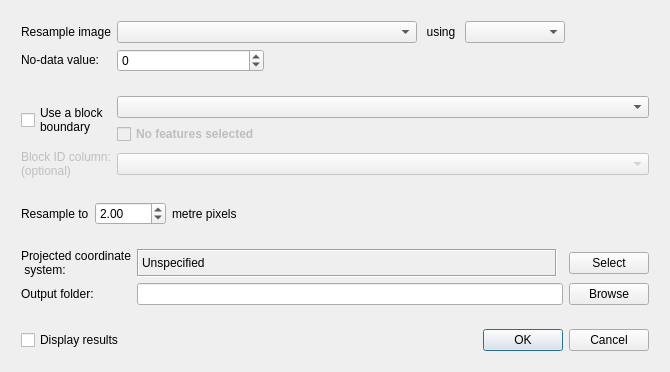
CSIRO-Precision-Agriculture/PAT_QGIS_Plugin, file pat/gui/resampleImageToBlock_dialog_base.ui: the form before one commit.
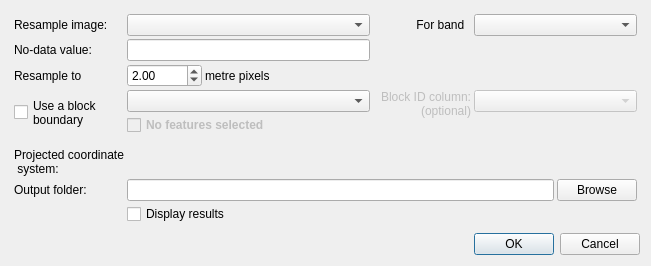
The form after the commit. Custom widgets are drawn as their Qt base class.

Commit message: #43 2to3: Resample Image to Block

```diff
--- a/pat/gui/resampleImageToBlock_dialog_base.ui
+++ b/pat/gui/resampleImageToBlock_dialog_base.ui
@@ -10,7 +10,7 @@
     <x>0</x>
     <y>0</y>
     <width>651</width>
-    <height>347</height>
+    <height>252</height>
    </rect>
   </property>
   <property name="sizePolicy">
@@ -46,10 +46,7 @@
   <property name="autoFillBackground">
    <bool>true</bool>
   </property>
-  <layout class="QFormLayout" name="formLayout">
-   <property name="sizeConstraint">
-    <enum>QLayout::SetFixedSize</enum>
-   </property>
+  <layout class="QFormLayout" name="formLayout_2">
    <property name="fieldGrowthPolicy">
     <enum>QFormLayout::AllNonFixedFieldsGrow</enum>
    </property>
@@ -67,85 +64,53 @@
      <property name="frameShadow">
       <enum>QFrame::Plain</enum>
      </property>
-     <layout class="QGridLayout" name="gridLayout_7">
+     <layout class="QFormLayout" name="formLayout">
+      <property name="horizontalSpacing">
+       <number>3</number>
+      </property>
+      <property name="verticalSpacing">
+       <number>3</number>
+      </property>
       <property name="margin">
-       <number>1</number>
+       <number>3</number>
       </property>
-      <item row="3" column="0">
-       <widget class="QFrame" name="fraOutputs">
-        <layout class="QGridLayout" name="gridLayout_4">
-         <item row="0" column="3">
-          <widget class="QPushButton" name="cmdOutCRS">
-           <property name="enabled">
-            <bool>true</bool>
-           </property>
-           <property name="sizePolicy">
-            <sizepolicy hsizetype="Fixed" vsizetype="Fixed">
-             <horstretch>0</horstretch>
-             <verstretch>0</verstretch>
-            </sizepolicy>
-           </property>
-           <property name="text">
-            <string>Select</string>
-           </property>
-          </widget>
-         </item>
-         <item row="1" column="3">
-          <widget class="QPushButton" name="cmdOutputFolder">
-           <property name="sizePolicy">
-            <sizepolicy hsizetype="Fixed" vsizetype="Fixed">
-             <horstretch>0</horstretch>
-             <verstretch>0</verstretch>
-            </sizepolicy>
-           </property>
-           <property name="text">
-            <string>Browse</string>
-           </property>
-          </widget>
-         </item>
-         <item row="0" column="0">
-          <widget class="QLabel" name="lblOutCRSTitle">
-           <property name="sizePolicy">
-            <sizepolicy hsizetype="Fixed" vsizetype="Preferred">
-             <horstretch>0</horstretch>
-             <verstretch>0</verstretch>
-            </sizepolicy>
-           </property>
-           <property name="minimumSize">
-            <size>
-             <width>0</width>
-             <height>25</height>
-            </size>
-           </property>
-           <property name="text">
-            <string>Projected coordinate
- system:</string>
-           </property>
-           <property name="wordWrap">
-            <bool>true</bool>
-           </property>
-          </widget>
+      <item row="0" column="0" colspan="2">
+       <layout class="QGridLayout" name="gridLayout">
+        <property name="spacing">
+         <number>3</number>
+        </property>
+        <item row="1" column="1" colspan="3">
+         <widget class="QLineEdit" name="lneNoDataVal"/>
          </item>
          <item row="1" column="0">
-          <widget class="QLabel" name="lblOutputFolder">
+         <widget class="QLabel" name="lblNoDataVal">
            <property name="sizePolicy">
-            <sizepolicy hsizetype="Fixed" vsizetype="Preferred">
+           <sizepolicy hsizetype="Fixed" vsizetype="Fixed">
              <horstretch>0</horstretch>
              <verstretch>0</verstretch>
             </sizepolicy>
            </property>
+          <property name="minimumSize">
+           <size>
+            <width>0</width>
+            <height>0</height>
+           </size>
+          </property>
+          <property name="layoutDirection">
+           <enum>Qt::LeftToRight</enum>
+          </property>
            <property name="text">
-            <string>Output folder:</string>
+           <string>No-data value:</string>
+          </property>
+          <property name="alignment">
+           <set>Qt::AlignLeading|Qt::AlignLeft|Qt::AlignVCenter</set>
            </property>
           </widget>
          </item>
-         <item row="0" column="1">
-          <widget class="QLabel" name="lblOutCRS">
-           <property name="enabled">
-            <bool>true</bool>
-           </property>
+        <item row="0" column="0">
+         <widget class="QLabel" name="lblRasterLayer">
            <property name="sizePolicy">
-            <sizepolicy hsizetype="MinimumExpanding" vsizetype="Preferred">
+           <sizepolicy hsizetype="Fixed" vsizetype="Fixed">
              <horstretch>0</horstretch>
              <verstretch>0</verstretch>
             </sizepolicy>
@@ -153,30 +118,18 @@
            <property name="minimumSize">
             <size>
              <width>0</width>
-             <height>20</height>
-            </size>
-           </property>
-           <property name="baseSize">
-            <size>
-             <width>213</width>
              <height>0</height>
             </size>
            </property>
-           <property name="frameShape">
-            <enum>QFrame::Box</enum>
-           </property>
-           <property name="frameShadow">
-            <enum>QFrame::Sunken</enum>
-           </property>
            <property name="text">
-            <string>Unspecified</string>
+           <string>Resample image:</string>
            </property>
            <property name="wordWrap">
-            <bool>true</bool>
+           <bool>false</bool>
            </property>
           </widget>
          </item>
-         <item row="1" column="1" colspan="2">
+        <item row="7" column="1" colspan="5">
           <widget class="QLineEdit" name="lneOutputFolder">
            <property name="sizePolicy">
             <sizepolicy hsizetype="MinimumExpanding" vsizetype="Preferred">
@@ -195,140 +148,17 @@
            </property>
           </widget>
          </item>
-        </layout>
-       </widget>
-      </item>
-      <item row="2" column="0">
-       <widget class="QFrame" name="fraPixel">
-        <layout class="QGridLayout" name="gridLayout_5">
-         <property name="margin">
-          <number>9</number>
-         </property>
-         <item row="0" column="0">
-          <widget class="QLabel" name="lblPixelSize">
-           <property name="sizePolicy">
-            <sizepolicy hsizetype="Fixed" vsizetype="Preferred">
-             <horstretch>0</horstretch>
-             <verstretch>0</verstretch>
-            </sizepolicy>
-           </property>
-           <property name="text">
-            <string>Resample to</string>
-           </property>
-          </widget>
-         </item>
-         <item row="0" column="1">
-          <widget class="QDoubleSpinBox" name="dsbPixelSize">
-           <property name="sizePolicy">
-            <sizepolicy hsizetype="Minimum" vsizetype="Preferred">
-             <horstretch>0</horstretch>
-             <verstretch>0</verstretch>
-            </sizepolicy>
-           </property>
-           <property name="maximum">
-            <double>6000.000000000000000</double>
-           </property>
-           <property name="singleStep">
-            <double>0.500000000000000</double>
-           </property>
-           <property name="value">
-            <double>2.000000000000000</double>
-           </property>
-          </widget>
-         </item>
-         <item row="0" column="2">
-          <widget class="QLabel" name="lblPixelSize_2">
-           <property name="sizePolicy">
-            <sizepolicy hsizetype="Preferred" vsizetype="Preferred">
-             <horstretch>0</horstretch>
-             <verstretch>0</verstretch>
-            </sizepolicy>
-           </property>
-           <property name="text">
-            <string>metre pixels</string>
-           </property>
-          </widget>
-         </item>
-         <item row="0" column="3">
-          <spacer name="horizontalSpacer_4">
-           <property name="orientation">
-            <enum>Qt::Horizontal</enum>
-           </property>
-           <property name="sizeType">
-            <enum>QSizePolicy::MinimumExpanding</enum>
-           </property>
-           <property name="sizeHint" stdset="0">
-            <size>
-             <width>40</width>
-             <height>20</height>
-            </size>
-           </property>
-          </spacer>
-         </item>
-        </layout>
-       </widget>
-      </item>
-      <item row="0" column="0">
-       <widget class="QFrame" name="fraImage">
-        <property name="frameShape">
-         <enum>QFrame::NoFrame</enum>
-        </property>
-        <property name="frameShadow">
-         <enum>QFrame::Raised</enum>
-        </property>
-        <layout class="QGridLayout" name="gridLayout_2">
-         <item row="1" column="1">
-          <widget class="QSpinBox" name="spnNoDataVal">
-           <property name="sizePolicy">
-            <sizepolicy hsizetype="Preferred" vsizetype="Preferred">
-             <horstretch>0</horstretch>
-             <verstretch>0</verstretch>
-            </sizepolicy>
-           </property>
-           <property name="minimumSize">
-            <size>
-             <width>0</width>
-             <height>20</height>
-            </size>
-           </property>
-           <property name="minimum">
-            <number>-9999</number>
-           </property>
-           <property name="maximum">
-            <number>9999</number>
-           </property>
-           <property name="value">
-            <number>0</number>
-           </property>
-          </widget>
-         </item>
-         <item row="0" column="3">
-          <widget class="QLabel" name="lblBand">
-           <property name="sizePolicy">
-            <sizepolicy hsizetype="Preferred" vsizetype="Preferred">
-             <horstretch>0</horstretch>
-             <verstretch>0</verstretch>
-            </sizepolicy>
-           </property>
-           <property name="text">
-            <string> using </string>
-           </property>
-           <property name="alignment">
-            <set>Qt::AlignCenter</set>
-           </property>
-          </widget>
-         </item>
-         <item row="0" column="4">
+        <item row="0" column="5" colspan="2">
           <widget class="QComboBox" name="cboBand">
            <property name="sizePolicy">
-            <sizepolicy hsizetype="Fixed" vsizetype="Fixed">
+           <sizepolicy hsizetype="Preferred" vsizetype="Fixed">
              <horstretch>0</horstretch>
              <verstretch>0</verstretch>
             </sizepolicy>
            </property>
            <property name="minimumSize">
             <size>
-             <width>100</width>
+            <width>150</width>
              <height>0</height>
             </size>
            </property>
@@ -346,119 +176,205 @@
            </property>
           </widget>
          </item>
-         <item row="0" column="1" colspan="2">
+        <item row="2" column="2">
+         <widget class="QLabel" name="lblPixelSize_2">
+          <property name="sizePolicy">
+           <sizepolicy hsizetype="Preferred" vsizetype="Preferred">
+            <horstretch>0</horstretch>
+            <verstretch>0</verstretch>
+           </sizepolicy>
+          </property>
+          <property name="text">
+           <string>metre pixels</string>
+          </property>
+         </widget>
+        </item>
+        <item row="7" column="0">
+         <widget class="QLabel" name="lblOutputFolder">
+          <property name="sizePolicy">
+           <sizepolicy hsizetype="Fixed" vsizetype="Preferred">
+            <horstretch>0</horstretch>
+            <verstretch>0</verstretch>
+           </sizepolicy>
+          </property>
+          <property name="text">
+           <string>Output folder:</string>
+          </property>
+         </widget>
+        </item>
+        <item row="2" column="0">
+         <widget class="QLabel" name="lblPixelSize">
+          <property name="sizePolicy">
+           <sizepolicy hsizetype="Fixed" vsizetype="Preferred">
+            <horstretch>0</horstretch>
+            <verstretch>0</verstretch>
+           </sizepolicy>
+          </property>
+          <property name="text">
+           <string>Resample to</string>
+          </property>
+         </widget>
+        </item>
+        <item row="0" column="4">
+         <widget class="QLabel" name="lblBand">
+          <property name="sizePolicy">
+           <sizepolicy hsizetype="Fixed" vsizetype="Preferred">
+            <horstretch>0</horstretch>
+            <verstretch>0</verstretch>
+           </sizepolicy>
+          </property>
+          <property name="text">
+           <string>             For band  </string>
+          </property>
+          <property name="alignment">
+           <set>Qt::AlignLeading|Qt::AlignLeft|Qt::AlignVCenter</set>
+          </property>
+         </widget>
+        </item>
+        <item row="0" column="1" colspan="3">
           <widget class="QgsMapLayerComboBox" name="mcboRasterLayer">
            <property name="enabled">
             <bool>true</bool>
            </property>
            <property name="sizePolicy">
-            <sizepolicy hsizetype="MinimumExpanding" vsizetype="Fixed">
+           <sizepolicy hsizetype="Preferred" vsizetype="Preferred">
              <horstretch>0</horstretch>
              <verstretch>0</verstretch>
             </sizepolicy>
            </property>
            <property name="minimumSize">
             <size>
-             <width>300</width>
+            <width>200</width>
              <height>20</height>
             </size>
            </property>
-           <property name="filters">
-            <set>QgsMapLayerProxyModel::RasterLayer</set>
-           </property>
-          </widget>
-         </item>
-         <item row="1" column="0">
-          <widget class="QLabel" name="lblNoDataVal">
+         </widget>
+        </item>
+        <item row="8" column="1" colspan="2">
+         <widget class="QCheckBox" name="chkAddToDisplay">
+          <property name="sizePolicy">
+           <sizepolicy hsizetype="Fixed" vsizetype="MinimumExpanding">
+            <horstretch>0</horstretch>
+            <verstretch>0</verstretch>
+           </sizepolicy>
+          </property>
+          <property name="text">
+           <string>Display results</string>
+          </property>
+         </widget>
+        </item>
+        <item row="6" column="0">
+         <widget class="QLabel" name="lblOutCRSTitle">
+          <property name="sizePolicy">
+           <sizepolicy hsizetype="Fixed" vsizetype="Preferred">
+            <horstretch>0</horstretch>
+            <verstretch>0</verstretch>
+           </sizepolicy>
+          </property>
+          <property name="minimumSize">
+           <size>
+            <width>0</width>
+            <height>25</height>
+           </size>
+          </property>
+          <property name="text">
+           <string>Projected coordinate
+ system:</string>
+          </property>
+          <property name="wordWrap">
+           <bool>true</bool>
+          </property>
+         </widget>
+        </item>
+        <item row="2" column="1">
+         <widget class="QDoubleSpinBox" name="dsbPixelSize">
+          <property name="sizePolicy">
+           <sizepolicy hsizetype="Minimum" vsizetype="Preferred">
+            <horstretch>0</horstretch>
+            <verstretch>0</verstretch>
+           </sizepolicy>
+          </property>
+          <property name="maximumSize">
+           <size>
+            <width>75</width>
+            <height>16777215</height>
+           </size>
+          </property>
+          <property name="maximum">
+           <double>6000.000000000000000</double>
+          </property>
+          <property name="singleStep">
+           <double>0.500000000000000</double>
+          </property>
+          <property name="value">
+           <double>2.000000000000000</double>
+          </property>
+         </widget>
+        </item>
+        <item row="7" column="6">
+         <widget class="QPushButton" name="cmdOutputFolder">
            <property name="sizePolicy">
             <sizepolicy hsizetype="Fixed" vsizetype="Fixed">
              <horstretch>0</horstretch>
              <verstretch>0</verstretch>
             </sizepolicy>
            </property>
+          <property name="text">
+           <string>Browse</string>
+          </property>
+         </widget>
+        </item>
+        <item row="6" column="1" colspan="6">
+         <widget class="QgsProjectionSelectionWidget" name="mCRSoutput"/>
+        </item>
+        <item row="3" column="5" colspan="2">
+         <widget class="QgsFieldComboBox" name="mFieldComboBox">
+          <property name="enabled">
+           <bool>false</bool>
+          </property>
+          <property name="sizePolicy">
+           <sizepolicy hsizetype="MinimumExpanding" vsizetype="Minimum">
+            <horstretch>0</horstretch>
+            <verstretch>0</verstretch>
+           </sizepolicy>
+          </property>
            <property name="minimumSize">
             <size>
              <width>0</width>
-             <height>0</height>
-            </size>
-           </property>
-           <property name="layoutDirection">
-            <enum>Qt::LeftToRight</enum>
+            <height>20</height>
+           </size>
+          </property>
+          <property name="allowEmptyFieldName" stdset="0">
+           <bool>true</bool>
+          </property>
+         </widget>
+        </item>
+        <item row="3" column="4" rowspan="2">
+         <widget class="QLabel" name="lblGroupByField">
+          <property name="enabled">
+           <bool>false</bool>
+          </property>
+          <property name="sizePolicy">
+           <sizepolicy hsizetype="Preferred" vsizetype="Preferred">
+            <horstretch>0</horstretch>
+            <verstretch>0</verstretch>
+           </sizepolicy>
            </property>
            <property name="text">
-            <string>No-data value:</string>
+           <string>&lt;html&gt;&lt;head/&gt;&lt;body&gt;&lt;p&gt;    Block ID column:(optional)&lt;/p&gt;&lt;/body&gt;&lt;/html&gt;</string>
            </property>
            <property name="alignment">
-            <set>Qt::AlignRight|Qt::AlignTrailing|Qt::AlignVCenter</set>
-           </property>
-          </widget>
-         </item>
-         <item row="1" column="2" colspan="3">
-          <spacer name="horizontalSpacer">
-           <property name="orientation">
-            <enum>Qt::Horizontal</enum>
-           </property>
-           <property name="sizeHint" stdset="0">
-            <size>
-             <width>40</width>
-             <height>20</height>
-            </size>
-           </property>
-          </spacer>
-         </item>
-         <item row="0" column="0">
-          <widget class="QLabel" name="lblRasterLayer">
-           <property name="sizePolicy">
-            <sizepolicy hsizetype="Fixed" vsizetype="Fixed">
-             <horstretch>0</horstretch>
-             <verstretch>0</verstretch>
-            </sizepolicy>
-           </property>
-           <property name="minimumSize">
-            <size>
-             <width>0</width>
-             <height>0</height>
-            </size>
-           </property>
-           <property name="text">
-            <string>Resample image</string>
+           <set>Qt::AlignRight|Qt::AlignTop|Qt::AlignTrailing</set>
            </property>
            <property name="wordWrap">
-            <bool>false</bool>
+           <bool>true</bool>
            </property>
           </widget>
          </item>
-         <item row="0" column="5">
-          <spacer name="horizontalSpacer_2">
-           <property name="orientation">
-            <enum>Qt::Horizontal</enum>
-           </property>
-           <property name="sizeHint" stdset="0">
-            <size>
-             <width>40</width>
-             <height>20</height>
-            </size>
-           </property>
-          </spacer>
-         </item>
-        </layout>
-        <zorder>mcboRasterLayer</zorder>
-        <zorder>lblRasterLayer</zorder>
-        <zorder>spnNoDataVal</zorder>
-        <zorder>lblNoDataVal</zorder>
-        <zorder>horizontalSpacer</zorder>
-        <zorder>cboBand</zorder>
-        <zorder>lblBand</zorder>
-        <zorder>horizontalSpacer_2</zorder>
-       </widget>
-      </item>
-      <item row="1" column="0">
-       <widget class="QFrame" name="fraPoly">
-        <layout class="QGridLayout" name="gridLayout">
-         <item row="0" column="0" rowspan="2">
+        <item row="3" column="0" rowspan="2">
           <widget class="QCheckBox" name="chkUsePoly">
            <property name="sizePolicy">
-            <sizepolicy hsizetype="Minimum" vsizetype="Preferred">
+           <sizepolicy hsizetype="Fixed" vsizetype="MinimumExpanding">
              <horstretch>0</horstretch>
              <verstretch>0</verstretch>
             </sizepolicy>
@@ -469,32 +385,13 @@
            </property>
           </widget>
          </item>
-         <item row="0" column="1" colspan="2">
-          <widget class="QgsMapLayerComboBox" name="mcboPolygonLayer">
-           <property name="sizePolicy">
-            <sizepolicy hsizetype="MinimumExpanding" vsizetype="Fixed">
-             <horstretch>0</horstretch>
-             <verstretch>0</verstretch>
-            </sizepolicy>
-           </property>
-           <property name="minimumSize">
-            <size>
-             <width>300</width>
-             <height>20</height>
-            </size>
-           </property>
-           <property name="filters">
-            <set>QgsMapLayerProxyModel::PolygonLayer</set>
-           </property>
-          </widget>
-         </item>
-         <item row="1" column="1">
+        <item row="4" column="1" colspan="3">
           <widget class="QCheckBox" name="chkUseSelected">
            <property name="enabled">
             <bool>false</bool>
            </property>
            <property name="sizePolicy">
-            <sizepolicy hsizetype="Fixed" vsizetype="Fixed">
+           <sizepolicy hsizetype="Preferred" vsizetype="Fixed">
              <horstretch>0</horstretch>
              <verstretch>0</verstretch>
             </sizepolicy>
@@ -519,32 +416,10 @@
            </property>
           </widget>
          </item>
-         <item row="2" column="0">
-          <widget class="QLabel" name="lblGroupByField">
-           <property name="enabled">
-            <bool>false</bool>
-           </property>
+        <item row="3" column="1" colspan="3">
+         <widget class="QgsMapLayerComboBox" name="mcboPolygonLayer">
            <property name="sizePolicy">
-            <sizepolicy hsizetype="Fixed" vsizetype="Preferred">
-             <horstretch>0</horstretch>
-             <verstretch>0</verstretch>
-            </sizepolicy>
-           </property>
-           <property name="text">
-            <string>&lt;html&gt;&lt;head/&gt;&lt;body&gt;&lt;p&gt;Block ID column:(optional)&lt;/p&gt;&lt;/body&gt;&lt;/html&gt;</string>
-           </property>
-           <property name="wordWrap">
-            <bool>true</bool>
-           </property>
-          </widget>
-         </item>
-         <item row="2" column="1" colspan="2">
-          <widget class="QgsFieldComboBox" name="mFieldComboBox">
-           <property name="enabled">
-            <bool>false</bool>
-           </property>
-           <property name="sizePolicy">
-            <sizepolicy hsizetype="MinimumExpanding" vsizetype="Fixed">
+           <sizepolicy hsizetype="Preferred" vsizetype="Preferred">
              <horstretch>0</horstretch>
              <verstretch>0</verstretch>
             </sizepolicy>
@@ -560,28 +435,25 @@
            </property>
           </widget>
          </item>
-        </layout>
-       </widget>
-      </item>
-      <item row="4" column="0">
-       <layout class="QGridLayout" name="gridLayout_6">
-        <property name="margin">
-         <number>9</number>
-        </property>
-        <item row="0" column="0">
-         <widget class="QCheckBox" name="chkAddToDisplay">
-          <property name="sizePolicy">
-           <sizepolicy hsizetype="Fixed" vsizetype="MinimumExpanding">
-            <horstretch>0</horstretch>
-            <verstretch>0</verstretch>
-           </sizepolicy>
+        <item row="5" column="0">
+         <spacer name="verticalSpacer">
+          <property name="orientation">
+           <enum>Qt::Vertical</enum>
+          </property>
+          <property name="sizeHint" stdset="0">
+           <size>
+            <width>20</width>
+            <height>10</height>
+           </size>
           </property>
-          <property name="text">
-           <string>Display results</string>
-          </property>
-         </widget>
-        </item>
-        <item row="0" column="1">
+         </spacer>
+        </item>
+       </layout>
+      </item>
+     </layout>
+    </widget>
+   </item>
+   <item row="1" column="0" colspan="2">
          <widget class="QDialogButtonBox" name="buttonBox">
           <property name="sizePolicy">
            <sizepolicy hsizetype="Preferred" vsizetype="MinimumExpanding">
@@ -598,15 +470,6 @@
          </widget>
         </item>
        </layout>
-      </item>
-     </layout>
-     <zorder>fraImage</zorder>
-     <zorder>fraOutputs</zorder>
-     <zorder>fraPoly</zorder>
-     <zorder>fraPixel</zorder>
-    </widget>
-   </item>
-  </layout>
  </widget>
  <customwidgets>
   <customwidget>
@@ -619,6 +482,11 @@
    <extends>QComboBox</extends>
    <header>qgsmaplayercombobox.h</header>
   </customwidget>
+  <customwidget>
+   <class>QgsProjectionSelectionWidget</class>
+   <extends>QWidget</extends>
+   <header>qgsprojectionselectionwidget.h</header>
+  </customwidget>
  </customwidgets>
  <resources/>
  <connections>
```
Left out of the diff: 4 changed lines with no effect on the pictures. Lines whose indentation alone changed are shown as unchanged. The commit also changes 2 other files.
